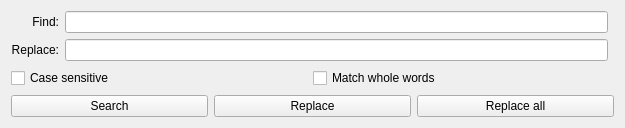
The window that QProgEdit/ui/findWidget.ui (smathot/QProgEdit) describes before a commit, drawn with Qt 5.
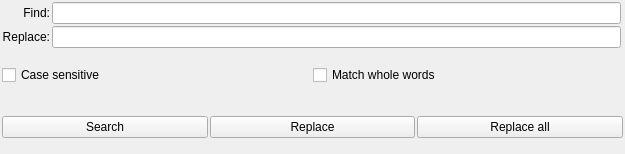
The same window after the commit. Icons and pictures are not drawn. Custom widgets are drawn as their Qt base class.

Commit message: Many improvements - Reduced layout spacing - More sensible key bindings - Run button and execute signal - Bump to 3.0.0~pre2

The edit to the form file:
```diff
--- a/QProgEdit/ui/findWidget.ui
+++ b/QProgEdit/ui/findWidget.ui
@@ -7,7 +7,7 @@
     <x>0</x>
     <y>0</y>
     <width>625</width>
-    <height>128</height>
+    <height>154</height>
    </rect>
   </property>
   <property name="windowTitle">
@@ -17,6 +17,12 @@
    <bool>true</bool>
   </property>
   <layout class="QGridLayout" name="gridLayout">
+   <property name="margin">
+    <number>2</number>
+   </property>
+   <property name="spacing">
+    <number>2</number>
+   </property>
    <item row="1" column="0">
     <widget class="QLabel" name="labelReplace">
      <property name="text">
@@ -40,6 +46,9 @@
    <item row="6" column="0" colspan="3">
     <widget class="QWidget" name="widget" native="true">
      <layout class="QHBoxLayout" name="horizontalLayout">
+      <property name="spacing">
+       <number>2</number>
+      </property>
       <property name="margin">
        <number>0</number>
       </property>
@@ -85,6 +94,9 @@
    <item row="3" column="0" colspan="2">
     <widget class="QWidget" name="widget_2" native="true">
      <layout class="QHBoxLayout" name="horizontalLayout_2">
+      <property name="spacing">
+       <number>2</number>
+      </property>
       <property name="margin">
        <number>0</number>
       </property>
```
The commit also changes 10 other files.
